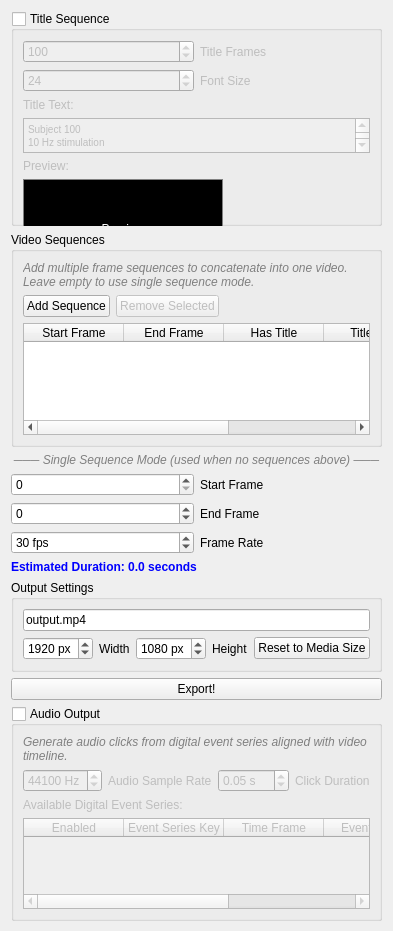
The window that src/WhiskerToolbox/Export_Widgets/Export_Video_Widget/Export_Video_Widget.ui (paulmthompson/WhiskerToolbox) describes before a commit, drawn with Qt 5.
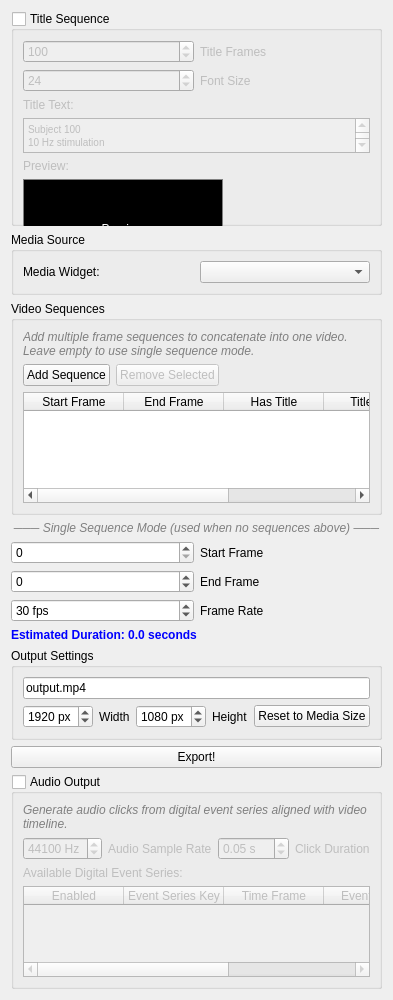
The same window after the commit.

Patch:
```diff
--- a/src/WhiskerToolbox/Export_Widgets/Export_Video_Widget/Export_Video_Widget.ui
+++ b/src/WhiskerToolbox/Export_Widgets/Export_Video_Widget/Export_Video_Widget.ui
@@ -137,6 +137,33 @@
      </layout>
     </widget>
    </item>
+   <item>
+    <widget class="QGroupBox" name="media_source_groupbox">
+     <property name="title">
+      <string>Media Source</string>
+     </property>
+     <layout class="QVBoxLayout" name="media_source_layout">
+      <item>
+       <layout class="QHBoxLayout" name="media_widget_layout">
+        <item>
+         <widget class="QLabel" name="media_widget_label">
+          <property name="text">
+           <string>Media Widget:</string>
+          </property>
+         </widget>
+        </item>
+        <item>
+         <widget class="QComboBox" name="media_widget_combobox">
+          <property name="toolTip">
+           <string>Select which media widget's content to export</string>
+          </property>
+         </widget>
+        </item>
+       </layout>
+      </item>
+     </layout>
+    </widget>
+   </item>
    <item>
     <widget class="QGroupBox" name="sequences_groupbox">
      <property name="title">
```
